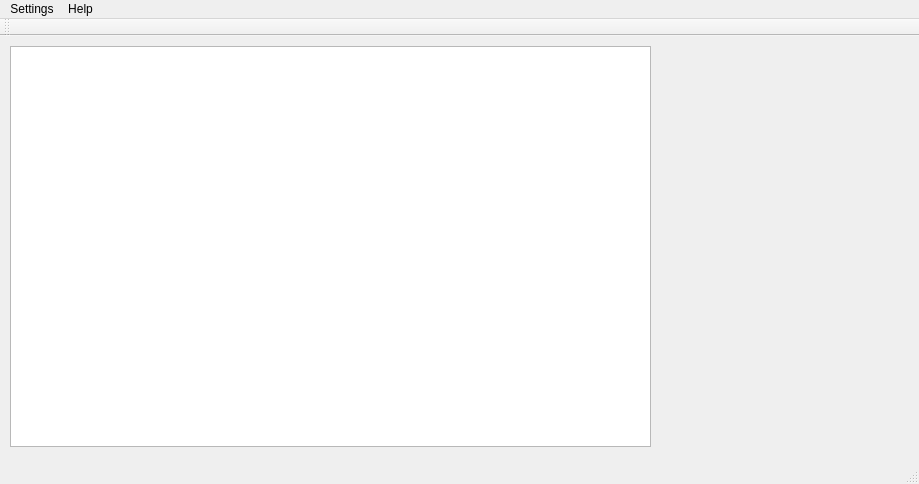
This is mainwindow.ui in Marlowess/PRTS-ESP32-server as Qt 5 draws it before an edit. The edited form follows.
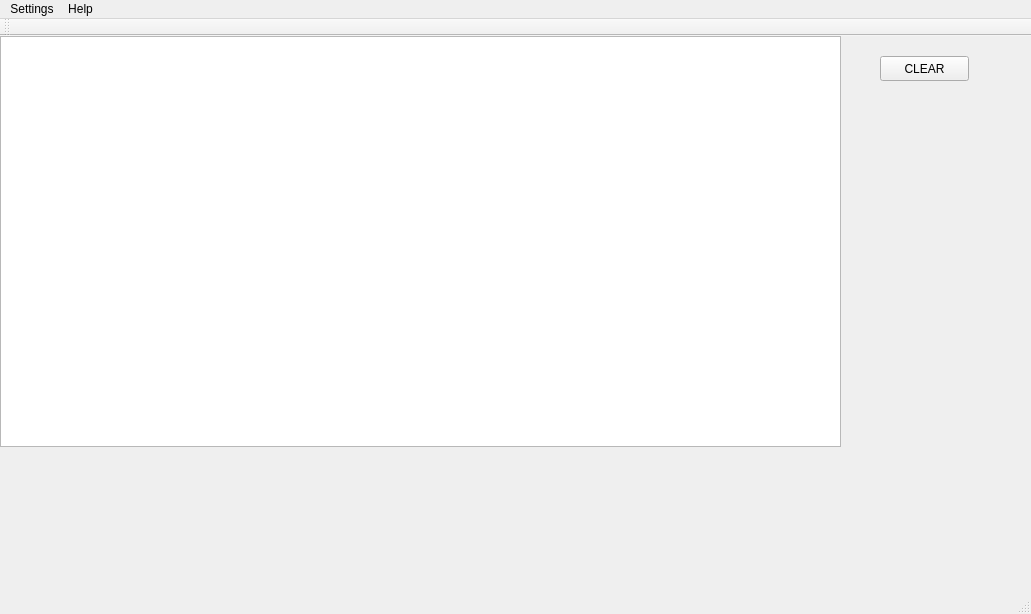
This is the edited form. Custom widgets are drawn as their Qt base class.

```diff
--- a/mainwindow.ui
+++ b/mainwindow.ui
@@ -6,8 +6,8 @@
    <rect>
     <x>0</x>
     <y>0</y>
-    <width>919</width>
-    <height>484</height>
+    <width>1031</width>
+    <height>614</height>
    </rect>
   </property>
   <property name="windowTitle">
@@ -17,20 +17,33 @@
    <widget class="QChartView" name="graphicsView">
     <property name="geometry">
      <rect>
-      <x>10</x>
-      <y>10</y>
-      <width>641</width>
-      <height>401</height>
+      <x>0</x>
+      <y>0</y>
+      <width>841</width>
+      <height>411</height>
      </rect>
     </property>
    </widget>
+   <widget class="QPushButton" name="pushButton">
+    <property name="geometry">
+     <rect>
+      <x>880</x>
+      <y>20</y>
+      <width>89</width>
+      <height>25</height>
+     </rect>
+    </property>
+    <property name="text">
+     <string>CLEAR</string>
+    </property>
+   </widget>
   </widget>
   <widget class="QMenuBar" name="menuBar">
    <property name="geometry">
     <rect>
      <x>0</x>
      <y>0</y>
-     <width>919</width>
+     <width>1031</width>
      <height>22</height>
     </rect>
    </property>
```
